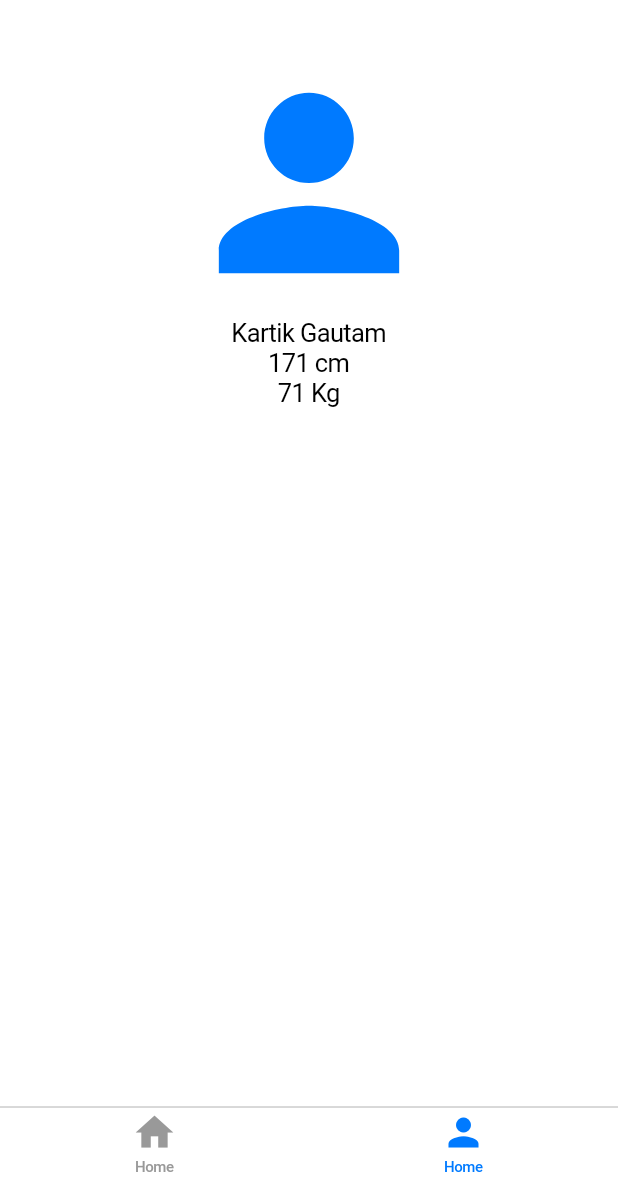
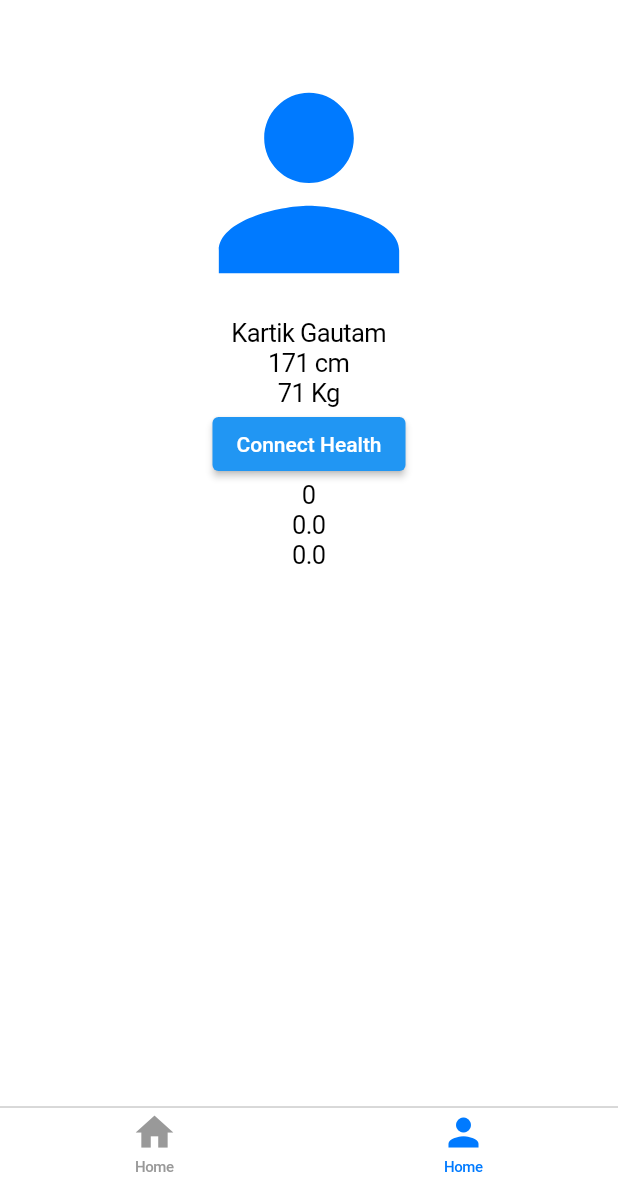
Before and after one commit to surfcyan/gym-bruh, a Flutter app: the screen it shows after launch, item 2 of the bottom bar chosen, on a phone screen of 412 x 824 dp, the part 54-1236 px from its top. Run offline on Flutter 3.47's test engine with Material 2 defaults, Android fonts, the light colour scheme and no system bars; our stand-ins replace animated_flip_counter, charts_flutter, cloud_firestore, firebase_core, flutter_slidable, fluttertoast and 1 more; missing offline and left inert: flutter_number_picker, health, simple_moment; accounts and stored records are empty; network calls fail.

Commit message:
connected health

```diff
--- a/lib/screens/profile/profile-logic.dart
+++ b/lib/screens/profile/profile-logic.dart
@@ -1,5 +1,45 @@
+import 'package:flutter/material.dart';
 import 'package:flutter/widgets.dart';
+import 'package:fluttertoast/fluttertoast.dart';
+import 'package:gym_bruh/constants.dart';
 import 'package:gym_bruh/screens/exercises/exercises.dart';
 import 'package:gym_bruh/screens/proglog/proglog.dart';
+import 'package:gym_bruh/services/health.dart';
+import 'package:health/health.dart';
 
-class ProfileLogic {}
+class ProfileLogic {
+  HealthService _hS = new HealthService();
+  double distance = 0;
+  int? steps = 0;
+
+  connectHealth() async {
+    bool res = await _hS.requestHealthPerms();
+    if (res) {
+      Fluttertoast.showToast(
+          msg: "Permission Granted!",
+          toastLength: Toast.LENGTH_SHORT,
+          gravity: ToastGravity.BOTTOM,
+          timeInSecForIosWeb: 1,
+          backgroundColor: primaryBgColor,
+          textColor: Colors.black,
+          fontSize: 16.0);
+    } else {
+      Fluttertoast.showToast(
+          msg: "Please Grant Permissions!",
+          toastLength: Toast.LENGTH_SHORT,
+          gravity: ToastGravity.BOTTOM,
+          timeInSecForIosWeb: 1,
+          backgroundColor: primaryBgColor,
+          textColor: Colors.black,
+          fontSize: 16.0);
+    }
+  }
+
+  fetchSteps() async {
+    steps = await _hS.getTotalStepsToday();
+  }
+
+  fetchDistance() async {
+    distance = await _hS.getTotalDistanceToday();
+  }
+}
--- a/lib/screens/profile/profile.dart
+++ b/lib/screens/profile/profile.dart
@@ -14,6 +14,20 @@ class Profile extends StatefulWidget {
 class _Profile extends State<Profile> {
   // ProfileLogic object
   ProfileLogic _ProfileLogic = new ProfileLogic();
+
+  @override
+  void initState() {
+    // TODO: implement initState
+    super.initState();
+    run();
+  }
+
+  run() async {
+    await _ProfileLogic.connectHealth();
+    await _ProfileLogic.fetchSteps();
+    await _ProfileLogic.fetchDistance();
+    setState(() {});
+  }
 
   @override
   Widget build(BuildContext context) {
@@ -38,6 +52,15 @@ class _Profile extends State<Profile> {
         TextWidget('Kartik Gautam'),
         TextWidget('171 cm'),
         TextWidget('71 Kg'),
+        ElevatedButton(
+          onPressed: () {
+            _ProfileLogic.connectHealth();
+          },
+          child: Text('Connect Health'),
+        ),
+        TextWidget(_ProfileLogic.steps.toString()),
+        TextWidget((_ProfileLogic.steps! * 0.03829).toString()),
+        TextWidget(_ProfileLogic.distance.toString()),
       ],
     );
   }
--- /dev/null
+++ b/lib/services/health.dart
@@ -0,0 +1,42 @@
+import 'package:health/health.dart';
+
+class HealthService {
+// create a HealthFactory for use in the app
+  HealthFactory health = HealthFactory();
+
+  requestHealthPerms() async {
+    // define the types to get
+    var basicTypes = [
+      HealthDataType.STEPS,
+      HealthDataType.WEIGHT,
+      HealthDataType.HEIGHT,
+      HealthDataType.DISTANCE_WALKING_RUNNING,
+      HealthDataType.FLIGHTS_CLIMBED
+    ];
+
+    // requesting access to the data types before reading them
+    bool requested = await health.requestAuthorization(basicTypes);
+    return requested;
+  }
+
+  Future<int?> getTotalStepsToday() async {
+    var now = DateTime.now();
+    var midnight = DateTime(now.year, now.month, now.day);
+    int? steps = await health.getTotalStepsInInterval(midnight, now);
+    return steps;
+  }
+
+  Future<double> getTotalDistanceToday() async {
+    var now = DateTime.now();
+    var midnight = DateTime(now.year, now.month, now.day);
+    List<HealthDataPoint> healthData = await health.getHealthDataFromTypes(
+        now.subtract(Duration(days: 1)),
+        now,
+        [HealthDataType.DISTANCE_WALKING_RUNNING]);
+    double distCount = 0;
+    for (HealthDataPoint item in healthData) {
+      distCount += item.value;
+    }
+    return distCount;
+  }
+}
--- a/pubspec.yaml
+++ b/pubspec.yaml
@@ -35,6 +35,7 @@ dependencies:
   flutter_slidable: ^1.2.0
   charts_flutter: ^0.12.0
   flutter_number_picker: ^1.0.4
+  health: ^3.4.4
 
 dev_dependencies:
   flutter_test:
```
Also changed, not shown: pubspec.lock.
